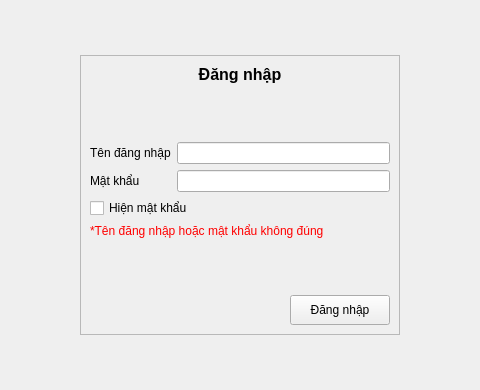
Qt form src/views/LoginView.ui (Taylor3691/Hospital-Management-Project) before a commit; both pictures show x 160 to 640 and y 0 to 390 of the 800 by 390 pixel window.
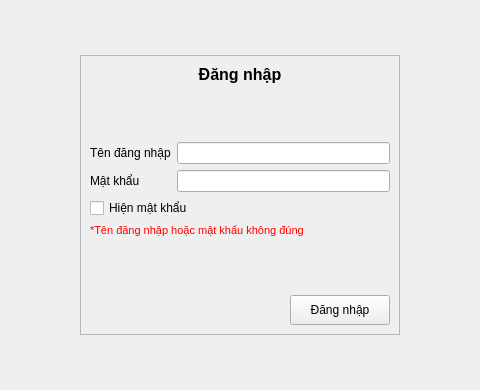
The same form after that commit. Icons and pictures are not drawn.

Commit message: chore(ui): update font size, font family and widgets' width

Patch:
```diff
--- a/src/views/LoginView.ui
+++ b/src/views/LoginView.ui
@@ -2404,11 +2404,16 @@
        <widget class="QLabel" name="loginFailed_label">
         <property name="font">
          <font>
+          <family>Segoe UI</family>
+          <pointsize>8</pointsize>
+          <weight>50</weight>
           <italic>false</italic>
+          <bold>false</bold>
          </font>
         </property>
         <property name="styleSheet">
-         <string notr="true">color: rgb(255, 0, 0);</string>
+         <string notr="true">font-size: 8pt;
+color: rgb(255, 0, 0);</string>
         </property>
         <property name="text">
          <string>*Tên đăng nhập hoặc mật khẩu không đúng</string>
```
Left out of the diff: 7 changed lines with no effect on the pictures. The commit also changes 3 other files.
